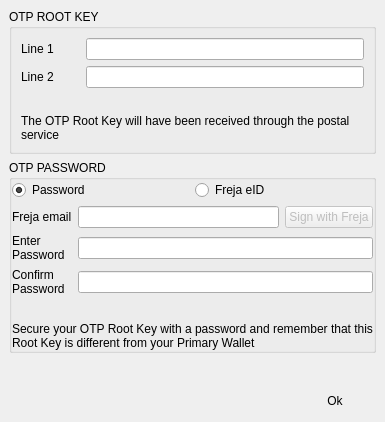
Qt form BlockSettleUILib/OTPImportDialog.ui (BlockSettle/terminal) before a commit.
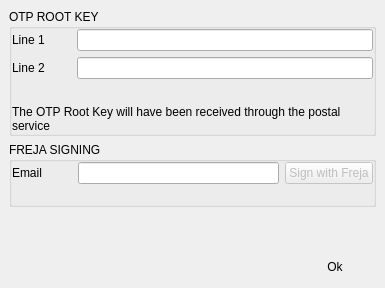
The same form after that commit. Icons and pictures are not drawn.

Commit message: Removed possibility to import OTP with password encryption.

```diff
--- a/BlockSettleUILib/OTPImportDialog.ui
+++ b/BlockSettleUILib/OTPImportDialog.ui
@@ -7,7 +7,7 @@
     <x>0</x>
     <y>0</y>
     <width>385</width>
-    <height>422</height>
+    <height>288</height>
    </rect>
   </property>
   <property name="sizePolicy">
@@ -65,6 +65,18 @@
         <string>OTP ROOT KEY</string>
        </property>
        <layout class="QVBoxLayout" name="verticalLayout_2">
+        <property name="leftMargin">
+         <number>0</number>
+        </property>
+        <property name="topMargin">
+         <number>0</number>
+        </property>
+        <property name="rightMargin">
+         <number>0</number>
+        </property>
+        <property name="bottomMargin">
+         <number>0</number>
+        </property>
         <item>
          <widget class="QWidget" name="horizontalWidget_2" native="true">
           <property name="minimumSize">
@@ -192,7 +204,7 @@
         </sizepolicy>
        </property>
        <property name="title">
-        <string>OTP PASSWORD</string>
+        <string>FREJA SIGNING</string>
        </property>
        <layout class="QVBoxLayout" name="verticalLayout">
         <property name="leftMargin">
@@ -207,50 +219,6 @@
         <property name="bottomMargin">
          <number>0</number>
         </property>
-        <item>
-         <widget class="QWidget" name="horizontalWidget_4" native="true">
-          <property name="minimumSize">
-           <size>
-            <width>0</width>
-            <height>0</height>
-           </size>
-          </property>
-          <layout class="QHBoxLayout" name="horizontalLayout_8">
-           <property name="spacing">
-            <number>5</number>
-           </property>
-           <property name="leftMargin">
-            <number>0</number>
-           </property>
-           <property name="topMargin">
-            <number>0</number>
-           </property>
-           <property name="rightMargin">
-            <number>0</number>
-           </property>
-           <property name="bottomMargin">
-            <number>0</number>
-           </property>
-           <item>
-            <widget class="QRadioButton" name="radioButtonPassword">
-             <property name="text">
-              <string>Password</string>
-             </property>
-             <property name="checked">
-              <bool>true</bool>
-             </property>
-            </widget>
-           </item>
-           <item>
-            <widget class="QRadioButton" name="radioButtonFreja">
-             <property name="text">
-              <string>Freja eID</string>
-             </property>
-            </widget>
-           </item>
-          </layout>
-         </widget>
-        </item>
         <item>
          <widget class="QWidget" name="frejaWidget" native="true">
           <layout class="QHBoxLayout" name="horizontalLayout_4">
@@ -281,7 +249,7 @@
               </size>
              </property>
              <property name="text">
-              <string>Freja email</string>
+              <string>Email</string>
              </property>
              <property name="wordWrap">
               <bool>true</bool>
@@ -311,82 +279,6 @@
           </layout>
          </widget>
         </item>
-        <item>
-         <widget class="QWidget" name="pwdWidget" native="true">
-          <layout class="QGridLayout" name="gridLayout">
-           <property name="leftMargin">
-            <number>0</number>
-           </property>
-           <property name="topMargin">
-            <number>0</number>
-           </property>
-           <property name="rightMargin">
-            <number>0</number>
-           </property>
-           <property name="bottomMargin">
-            <number>0</number>
-           </property>
-           <item row="0" column="0">
-            <widget class="QLabel" name="labelPwd">
-             <property name="minimumSize">
-              <size>
-               <width>60</width>
-               <height>0</height>
-              </size>
-             </property>
-             <property name="maximumSize">
-              <size>
-               <width>60</width>
-               <height>16777215</height>
-              </size>
-             </property>
-             <property name="text">
-              <string>Enter Password</string>
-             </property>
-             <property name="wordWrap">
-              <bool>true</bool>
-             </property>
-            </widget>
-           </item>
-           <item row="0" column="1">
-            <widget class="QLineEdit" name="lineEditPwd1">
-             <property name="echoMode">
-              <enum>QLineEdit::Password</enum>
-             </property>
-            </widget>
-           </item>
-           <item row="1" column="0">
-            <widget class="QLabel" name="labelPwdConfirm">
-             <property name="minimumSize">
-              <size>
-               <width>60</width>
-               <height>0</height>
-              </size>
-             </property>
-             <property name="maximumSize">
-              <size>
-               <width>60</width>
-               <height>16777215</height>
-              </size>
-             </property>
-             <property name="text">
-              <string>Confirm Password</string>
-             </property>
-             <property name="wordWrap">
-              <bool>true</bool>
-             </property>
-            </widget>
-           </item>
-           <item row="1" column="1">
-            <widget class="QLineEdit" name="lineEditPwd2">
-             <property name="echoMode">
-              <enum>QLineEdit::Password</enum>
-             </property>
-            </widget>
-           </item>
-          </layout>
-         </widget>
-        </item>
         <item>
          <widget class="QLabel" name="labelPwdHint">
           <property name="text">
@@ -394,19 +286,6 @@
           </property>
          </widget>
         </item>
-        <item>
-         <widget class="QLabel" name="label_6">
-          <property name="text">
-           <string>Secure your OTP Root Key with a password and remember that this Root Key is different from your Primary Wallet</string>
-          </property>
-          <property name="wordWrap">
-           <bool>true</bool>
-          </property>
-          <property name="statusWarningLabel" stdset="0">
-           <bool>true</bool>
-          </property>
-         </widget>
-        </item>
        </layout>
       </widget>
      </item>
```
Left out of the diff: 2 changed lines with no effect on the pictures. The commit also changes 2 other files.
